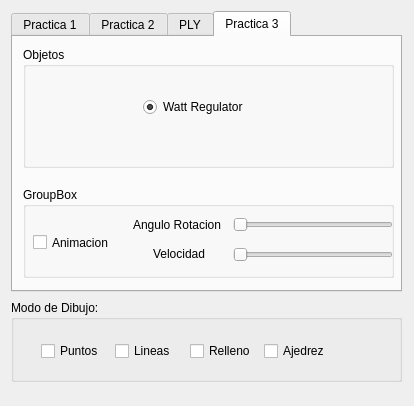
First picture: the form in Practica3/esqueleto_qt/interfaz.ui, repository Ancaor/IG, before the edit.
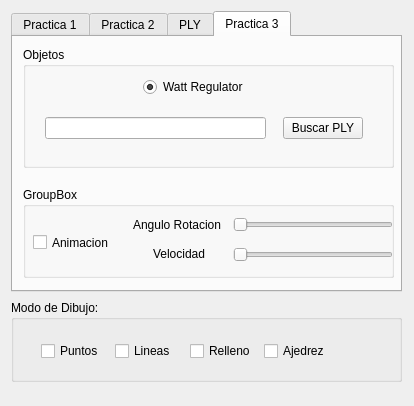
Second picture: the form after the edit. The open tabs and pages were chosen to show the change.

The edit to the form file:
```diff
--- a/Practica3/esqueleto_qt/interfaz.ui
+++ b/Practica3/esqueleto_qt/interfaz.ui
@@ -267,7 +267,7 @@
       <property name="geometry">
        <rect>
         <x>120</x>
-        <y>50</y>
+        <y>30</y>
         <width>111</width>
         <height>20</height>
        </rect>
@@ -279,6 +279,29 @@
        <bool>true</bool>
       </property>
      </widget>
+     <widget class="QPushButton" name="pushButton_2">
+      <property name="geometry">
+       <rect>
+        <x>260</x>
+        <y>70</y>
+        <width>80</width>
+        <height>22</height>
+       </rect>
+      </property>
+      <property name="text">
+       <string>Buscar PLY</string>
+      </property>
+     </widget>
+     <widget class="QLineEdit" name="lineEdit">
+      <property name="geometry">
+       <rect>
+        <x>22</x>
+        <y>70</y>
+        <width>221</width>
+        <height>22</height>
+       </rect>
+      </property>
+     </widget>
     </widget>
     <widget class="QGroupBox" name="groupBox_6">
      <property name="geometry">
```
